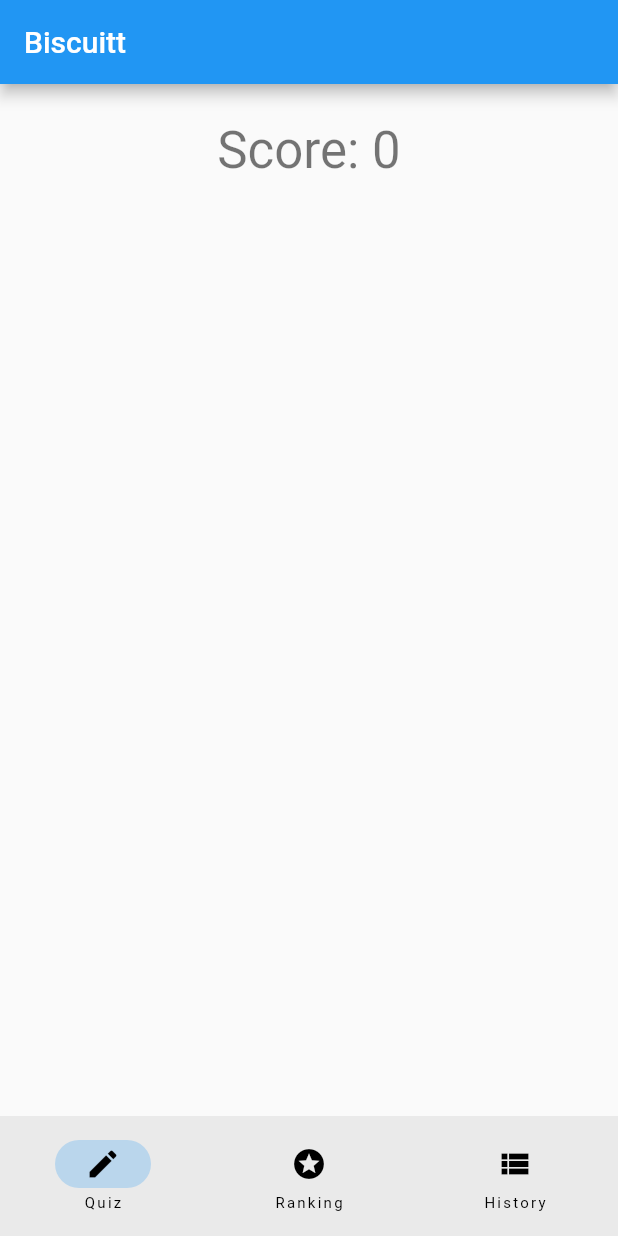
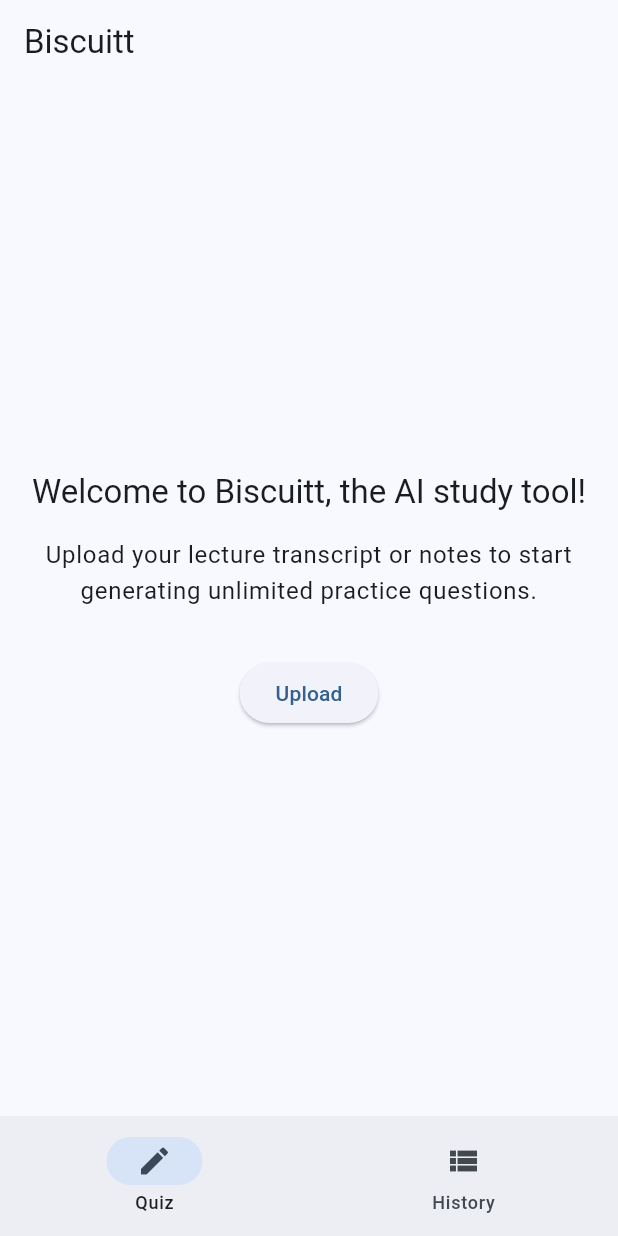
Before and after one commit to SamuelS42/biscuitt_ai, a Flutter app: the screen it shows after launch, on a phone screen of 412 x 824 dp. Run offline on Flutter 3.47's test engine with Material 2 defaults, Android fonts, the phone set to English and light mode, and no system bars; our stand-ins replace file_picker, flutter_dotenv.

```diff
--- a/lib/main.dart
+++ b/lib/main.dart
@@ -1,6 +1,5 @@
+import 'package:biscuitt_ai/screens/file_upload_screen.dart';
 import 'package:biscuitt_ai/screens/history_screen.dart';
-import 'package:biscuitt_ai/screens/quiz_screen.dart';
-import 'package:biscuitt_ai/screens/ranking_screen.dart';
 import 'package:flutter/material.dart';
 import 'package:flutter_dotenv/flutter_dotenv.dart';
 
@@ -18,10 +17,10 @@ class BiscuittApp extends StatelessWidget {
     return MaterialApp(
       title: 'Biscuitt',
       theme: ThemeData(
-        colorScheme: ColorScheme.fromSeed(seedColor: Colors.lightGreen),
+        colorScheme: ColorScheme.fromSeed(seedColor: Colors.blue),
         useMaterial3: true,
       ),
-      home: const MainAppContainer(title: 'Biscuitt: (TODO make good tagline)'),
+      home: const MainAppContainer(title: 'Biscuitt'),
     );
   }
 }
@@ -55,7 +54,6 @@ class _MainAppContainerState extends State<MainAppContainer> {
             icon: Icon(Icons.create_outlined),
             selectedIcon: Icon(Icons.create),
             label: "Quiz"),
-        NavigationDestination(icon: Icon(Icons.stars), label: "Ranking"),
         NavigationDestination(
             icon: Icon(Icons.view_list),
             selectedIcon: Icon(Icons.view_list_outlined),
@@ -69,19 +67,15 @@ class _MainAppContainerState extends State<MainAppContainer> {
       selectedIndex: currentPageIndex,
     );
 
-    return MaterialApp(
-      title: "Biscuitt",
-      home: Scaffold(
-        appBar: AppBar(
-          title: const Text("Biscuitt"),
-        ),
-        bottomNavigationBar: navBar,
-        body: <Widget>[
-          const QuizScreen(),
-          const RankingScreen(),
-          const HistoryScreen(),
-        ][currentPageIndex],
+    return Scaffold(
+      appBar: AppBar(
+        title: const Text('Biscuitt'),
       ),
+      bottomNavigationBar: navBar,
+      body: <Widget>[
+        const UploadScreen(),
+        const HistoryScreen(),
+      ][currentPageIndex],
     );
   }
 }
--- a/lib/screens/file_upload_screen.dart
+++ b/lib/screens/file_upload_screen.dart
@@ -1,14 +1,14 @@
 import 'package:file_picker/file_picker.dart';
 import 'package:flutter/material.dart';
 
-class UploadPage extends StatefulWidget {
-  const UploadPage({super.key});
+class UploadScreen extends StatefulWidget {
+  const UploadScreen({super.key});
 
   @override
-  State<UploadPage> createState() => _UploadPageState();
+  State<UploadScreen> createState() => _UploadScreenState();
 }
 
-class _UploadPageState extends State<UploadPage> {
+class _UploadScreenState extends State<UploadScreen> {
   String? _filePath;
 
   Future<void> _pickAndUploadFile() async {
@@ -21,6 +21,7 @@ class _UploadPageState extends State<UploadPage> {
       setState(() {
         _filePath = result.files.single.path;
       });
+      debugPrint('Selected File: $_filePath');
     } else {
       setState(() {
         _filePath = null;
@@ -33,15 +34,30 @@ class _UploadPageState extends State<UploadPage> {
     return Center(
       child: Column(
         mainAxisAlignment: MainAxisAlignment.center,
-        children: <Widget>[
-          ElevatedButton(
-            onPressed: () {
-              _pickAndUploadFile();
-            },
-            child: const Text('Upload File'),
-          ),
-          const SizedBox(height: 16), // Add some spacing
-          if (_filePath != null) Text('Selected File: $_filePath'),
+        children: [
+          Padding(
+            padding: const EdgeInsets.symmetric(horizontal: 16),
+            child: Column(children: [
+              Text(
+                'Welcome to Biscuitt, the AI study tool!',
+                textAlign: TextAlign.center,
+                style: Theme.of(context).textTheme.titleLarge,
+              ),
+              const SizedBox(height: 16),
+              Text(
+                'Upload your lecture transcript or notes to start generating unlimited practice questions.',
+                textAlign: TextAlign.center,
+                style: Theme.of(context).textTheme.bodyLarge,
+              ),
+              const SizedBox(height: 32),
+              ElevatedButton(
+                onPressed: () {
+                  _pickAndUploadFile();
+                },
+                child: const Text('Upload'),
+              ),
+            ]),
+          )
         ],
       ),
     );
--- a/lib/screens/services/openai_service.dart
+++ /dev/null
@@ -1 +0,0 @@
-// TODO Implement this library.
--- a/pubspec.yaml
+++ b/pubspec.yaml
@@ -31,13 +31,12 @@ dependencies:
   flutter:
     sdk: flutter
 
-
   # The following adds the Cupertino Icons font to your application.
   # Use with the CupertinoIcons class for iOS style icons.
   cupertino_icons: ^1.0.2
 
   # Allow for audio file upload
-  file_picker: ^4.0.0
+  file_picker: ^6.0.0
   audioplayers: ^5.2.0
 
   # The following adds Picovoice's Leopard Speech-to-Text Engine.
@@ -58,7 +57,7 @@ dev_dependencies:
   # activated in the `analysis_options.yaml` file located at the root of your
   # package. See that file for information about deactivating specific lint
   # rules and activating additional ones.
-  flutter_lints: ^2.0.0
+  flutter_lints: ^3.0.0
 
 # For information on the generic Dart part of this file, see the
 # following page: https://dart.dev/tools/pub/pubspec
```
Also changed, not shown: pubspec.lock, 1 other file.
